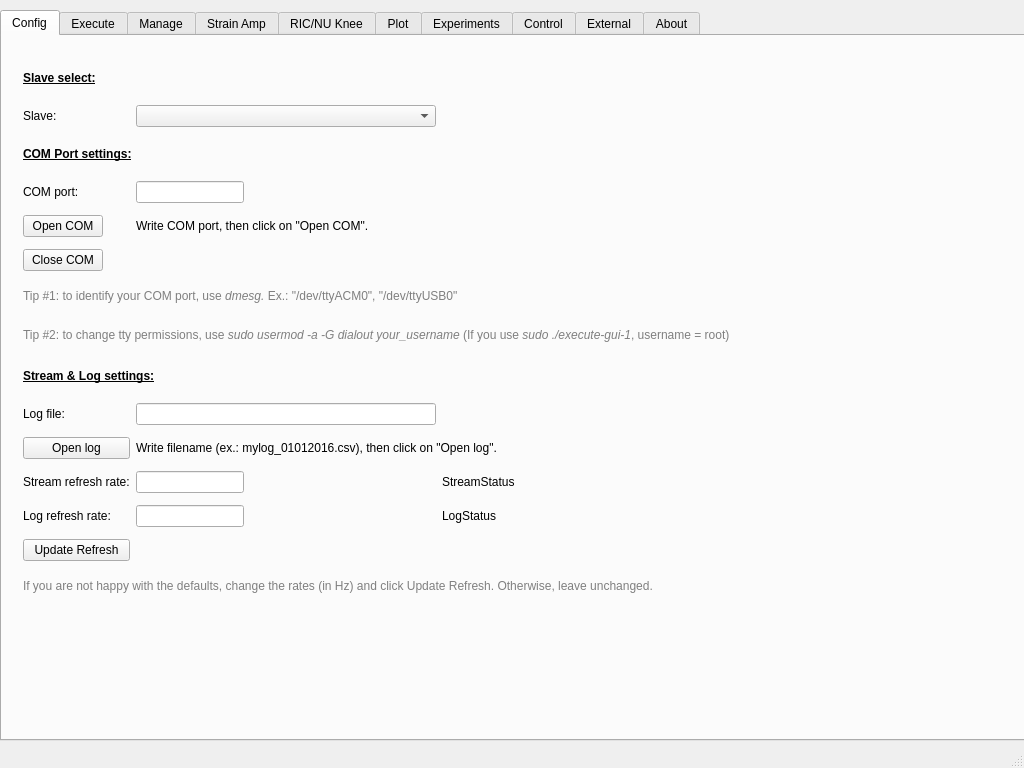
JFDuval/FlexSEA, file execute-gui-1/mainwindow.ui: the form before one commit.
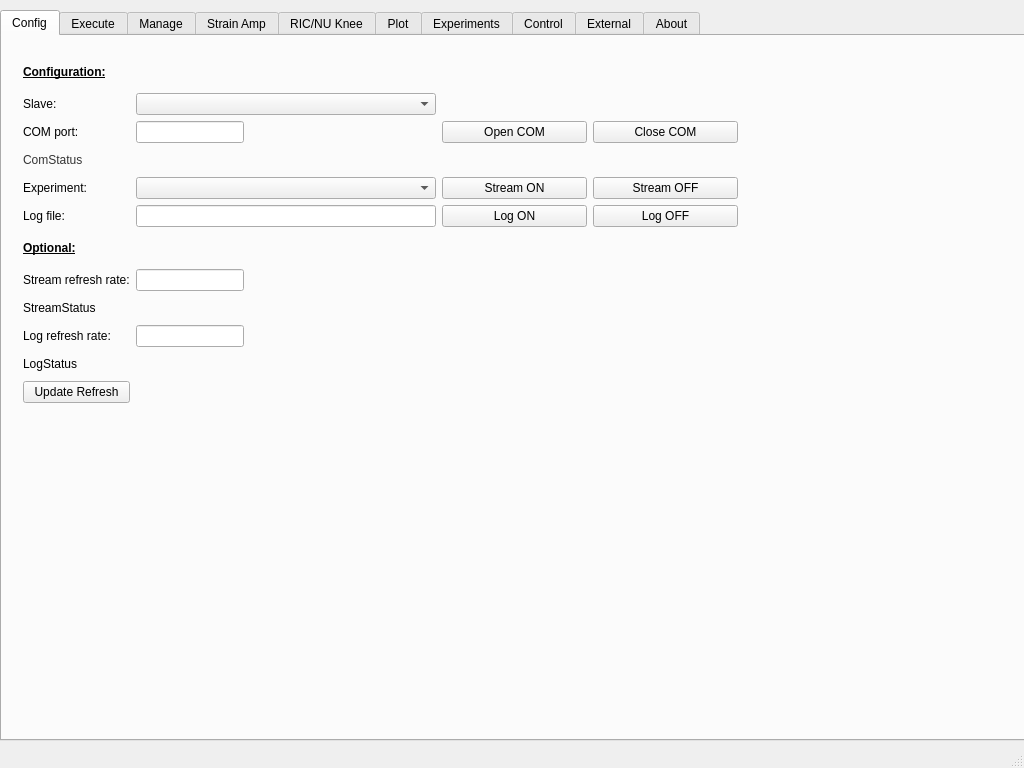
The form after the commit. The open tabs and pages were chosen to show the change. Custom widgets are drawn as their Qt base class.

Commit message: Reworking the Config tab - Work in progress

Diff of the .ui file:
```diff
--- a/execute-gui-1/mainwindow.ui
+++ b/execute-gui-1/mainwindow.ui
@@ -54,50 +54,14 @@
         <x>10</x>
         <y>10</y>
         <width>1001</width>
-        <height>581</height>
+        <height>368</height>
        </rect>
       </property>
       <layout class="QGridLayout" name="gridLayout">
        <property name="rightMargin">
         <number>0</number>
        </property>
-       <item row="10" column="1" colspan="2">
-        <widget class="QLabel" name="logStatusTxt">
-         <property name="minimumSize">
-          <size>
-           <width>0</width>
-           <height>0</height>
-          </size>
-         </property>
-         <property name="text">
-          <string>Write filename (ex.: mylog_01012016.csv), then click on &quot;Open log&quot;.</string>
-         </property>
-        </widget>
-       </item>
-       <item row="1" column="0">
-        <widget class="QLabel" name="comport_2">
-         <property name="text">
-          <string>Slave:</string>
-         </property>
-        </widget>
-       </item>
-       <item row="9" column="1">
-        <widget class="QLineEdit" name="logFileTxt">
-         <property name="sizePolicy">
-          <sizepolicy hsizetype="Fixed" vsizetype="Fixed">
-           <horstretch>0</horstretch>
-           <verstretch>0</verstretch>
-          </sizepolicy>
-         </property>
-         <property name="minimumSize">
-          <size>
-           <width>300</width>
-           <height>0</height>
-          </size>
-         </property>
-        </widget>
-       </item>
-       <item row="4" column="1" colspan="2">
+       <item row="3" column="0" colspan="4">
         <widget class="QLabel" name="comStatusTxt">
          <property name="minimumSize">
           <size>
@@ -106,40 +70,14 @@
           </size>
          </property>
          <property name="text">
-          <string>Write COM port, then click on &quot;Open COM&quot;.</string>
+          <string>&lt;html&gt;&lt;head/&gt;&lt;body&gt;&lt;p&gt;&lt;span style=&quot; color:#333333;&quot;&gt;ComStatus&lt;/span&gt;&lt;/p&gt;&lt;/body&gt;&lt;/html&gt;</string>
          </property>
         </widget>
        </item>
-       <item row="3" column="1">
-        <widget class="QLineEdit" name="comPortTxt">
-         <property name="sizePolicy">
-          <sizepolicy hsizetype="Fixed" vsizetype="Fixed">
-           <horstretch>0</horstretch>
-           <verstretch>0</verstretch>
-          </sizepolicy>
-         </property>
-         <property name="minimumSize">
-          <size>
-           <width>100</width>
-           <height>0</height>
-          </size>
-         </property>
-         <property name="toolTip">
-          <string/>
-         </property>
-        </widget>
-       </item>
-       <item row="10" column="0">
-        <widget class="QPushButton" name="openLogButton">
-         <property name="text">
-          <string>Open log</string>
-         </property>
-        </widget>
-       </item>
-       <item row="4" column="0">
+       <item row="2" column="2">
         <widget class="QPushButton" name="openComButton">
          <property name="sizePolicy">
-          <sizepolicy hsizetype="Fixed" vsizetype="Fixed">
+          <sizepolicy hsizetype="Expanding" vsizetype="Fixed">
            <horstretch>0</horstretch>
            <verstretch>0</verstretch>
           </sizepolicy>
@@ -149,17 +87,43 @@
          </property>
         </widget>
        </item>
-       <item row="9" column="0">
-        <widget class="QLabel" name="label_3">
+       <item row="4" column="3">
+        <widget class="QPushButton" name="streamOFF_master_button">
          <property name="text">
-          <string>Log file:</string>
+          <string>Stream OFF</string>
          </property>
         </widget>
        </item>
-       <item row="5" column="0">
+       <item row="11" column="0">
+        <widget class="QLabel" name="stdelaytxt">
+         <property name="text">
+          <string>Stream refresh rate:</string>
+         </property>
+        </widget>
+       </item>
+       <item row="0" column="0" colspan="2">
+        <widget class="QLabel" name="label_18">
+         <property name="sizePolicy">
+          <sizepolicy hsizetype="Preferred" vsizetype="Fixed">
+           <horstretch>0</horstretch>
+           <verstretch>0</verstretch>
+          </sizepolicy>
+         </property>
+         <property name="minimumSize">
+          <size>
+           <width>0</width>
+           <height>30</height>
+          </size>
+         </property>
+         <property name="text">
+          <string>&lt;html&gt;&lt;head/&gt;&lt;body&gt;&lt;p&gt;&lt;span style=&quot; font-weight:600; text-decoration: underline;&quot;&gt;Configuration:&lt;/span&gt;&lt;/p&gt;&lt;/body&gt;&lt;/html&gt;</string>
+         </property>
+        </widget>
+       </item>
+       <item row="2" column="3">
         <widget class="QPushButton" name="closeComButton">
          <property name="sizePolicy">
-          <sizepolicy hsizetype="Fixed" vsizetype="Fixed">
+          <sizepolicy hsizetype="Expanding" vsizetype="Fixed">
            <horstretch>0</horstretch>
            <verstretch>0</verstretch>
           </sizepolicy>
@@ -169,32 +133,10 @@
          </property>
         </widget>
        </item>
-       <item row="7" column="0" colspan="3">
-        <widget class="QLabel" name="comTip2txt">
-         <property name="sizePolicy">
-          <sizepolicy hsizetype="Preferred" vsizetype="Fixed">
-           <horstretch>0</horstretch>
-           <verstretch>0</verstretch>
-          </sizepolicy>
-         </property>
-         <property name="minimumSize">
-          <size>
-           <width>0</width>
-           <height>27</height>
-          </size>
-         </property>
-         <property name="text">
-          <string>&lt;html&gt;&lt;head/&gt;&lt;body&gt;&lt;p&gt;&lt;span style=&quot; color:#7f7f7f;&quot;&gt;Tip #2: to change tty permissions, use &lt;/span&gt;&lt;span style=&quot; font-style:italic; color:#7f7f7f;&quot;&gt;sudo usermod -a -G dialout your_username  &lt;/span&gt;&lt;span style=&quot; color:#7f7f7f;&quot;&gt;(If you use &lt;/span&gt;&lt;span style=&quot; font-style:italic; color:#7f7f7f;&quot;&gt;sudo ./execute-gui-1&lt;/span&gt;&lt;span style=&quot; color:#7f7f7f;&quot;&gt;, username = root)&lt;/span&gt;&lt;/p&gt;&lt;/body&gt;&lt;/html&gt;</string>
-         </property>
-         <property name="textInteractionFlags">
-          <set>Qt::LinksAccessibleByMouse|Qt::TextSelectableByMouse</set>
-         </property>
-        </widget>
-       </item>
-       <item row="3" column="0">
-        <widget class="QLabel" name="comport">
-         <property name="text">
-          <string>COM port:</string>
+       <item row="4" column="1">
+        <widget class="QComboBox" name="StreamSelectComboBox">
+         <property name="currentText">
+          <string/>
          </property>
         </widget>
        </item>
@@ -205,173 +147,90 @@
          </property>
         </widget>
        </item>
-       <item row="6" column="0" colspan="3">
-        <widget class="QLabel" name="comTip1txt">
-         <property name="sizePolicy">
-          <sizepolicy hsizetype="Preferred" vsizetype="Fixed">
-           <horstretch>0</horstretch>
-           <verstretch>0</verstretch>
-          </sizepolicy>
-         </property>
-         <property name="minimumSize">
-          <size>
-           <width>0</width>
-           <height>27</height>
-          </size>
-         </property>
-         <property name="text">
-          <string>&lt;html&gt;&lt;head/&gt;&lt;body&gt;&lt;p&gt;&lt;span style=&quot; color:#7f7f7f;&quot;&gt;Tip #1: to identify your COM port, use &lt;/span&gt;&lt;span style=&quot; font-style:italic; color:#7f7f7f;&quot;&gt;dmesg. &lt;/span&gt;&lt;span style=&quot; color:#7f7f7f;&quot;&gt;Ex.: &amp;quot;/dev/ttyACM0&amp;quot;, &amp;quot;/dev/ttyUSB0&amp;quot;&lt;/span&gt;&lt;/p&gt;&lt;/body&gt;&lt;/html&gt;</string>
-         </property>
-         <property name="textInteractionFlags">
-          <set>Qt::LinksAccessibleByMouse|Qt::TextSelectableByKeyboard|Qt::TextSelectableByMouse</set>
-         </property>
-        </widget>
-       </item>
-       <item row="2" column="0" colspan="2">
-        <widget class="QLabel" name="label_19">
-         <property name="sizePolicy">
-          <sizepolicy hsizetype="Preferred" vsizetype="Fixed">
-           <horstretch>0</horstretch>
-           <verstretch>0</verstretch>
-          </sizepolicy>
-         </property>
-         <property name="minimumSize">
-          <size>
-           <width>0</width>
-           <height>30</height>
-          </size>
-         </property>
-         <property name="text">
-          <string>&lt;html&gt;&lt;head/&gt;&lt;body&gt;&lt;p&gt;&lt;span style=&quot; font-weight:600; text-decoration: underline;&quot;&gt;COM Port settings:&lt;/span&gt;&lt;/p&gt;&lt;/body&gt;&lt;/html&gt;</string>
-         </property>
-        </widget>
-       </item>
-       <item row="0" column="0" colspan="2">
-        <widget class="QLabel" name="label_18">
-         <property name="sizePolicy">
-          <sizepolicy hsizetype="Preferred" vsizetype="Fixed">
-           <horstretch>0</horstretch>
-           <verstretch>0</verstretch>
-          </sizepolicy>
-         </property>
-         <property name="minimumSize">
-          <size>
-           <width>0</width>
-           <height>30</height>
-          </size>
-         </property>
-         <property name="text">
-          <string>&lt;html&gt;&lt;head/&gt;&lt;body&gt;&lt;p&gt;&lt;span style=&quot; font-weight:600; text-decoration: underline;&quot;&gt;Slave select:&lt;/span&gt;&lt;/p&gt;&lt;/body&gt;&lt;/html&gt;</string>
-         </property>
-        </widget>
-       </item>
-       <item row="11" column="0">
-        <widget class="QLabel" name="stdelaytxt">
-         <property name="text">
-          <string>Stream refresh rate:</string>
-         </property>
-        </widget>
-       </item>
-       <item row="12" column="1">
-        <widget class="QLineEdit" name="logRefreshTxt">
-         <property name="sizePolicy">
-          <sizepolicy hsizetype="Fixed" vsizetype="Fixed">
-           <horstretch>0</horstretch>
-           <verstretch>0</verstretch>
-          </sizepolicy>
-         </property>
-         <property name="minimumSize">
-          <size>
-           <width>100</width>
-           <height>0</height>
-          </size>
-         </property>
-         <property name="toolTip">
-          <string/>
-         </property>
-         <property name="alignment">
-          <set>Qt::AlignRight|Qt::AlignTrailing|Qt::AlignVCenter</set>
-         </property>
-        </widget>
-       </item>
-       <item row="13" column="0">
+       <item row="15" column="0">
         <widget class="QPushButton" name="updateRefreshButton">
          <property name="text">
           <string>Update Refresh</string>
          </property>
         </widget>
        </item>
-       <item row="14" column="0" colspan="3">
-        <widget class="QLabel" name="comTip1txt_2">
-         <property name="sizePolicy">
-          <sizepolicy hsizetype="Preferred" vsizetype="Fixed">
-           <horstretch>0</horstretch>
-           <verstretch>0</verstretch>
-          </sizepolicy>
-         </property>
-         <property name="minimumSize">
-          <size>
-           <width>0</width>
-           <height>27</height>
-          </size>
-         </property>
-         <property name="text">
-          <string>&lt;html&gt;&lt;head/&gt;&lt;body&gt;&lt;p&gt;&lt;span style=&quot; color:#7f7f7f;&quot;&gt;If you are not happy with the defaults, change the rates (in Hz) and click Update Refresh. Otherwise, leave unchanged.&lt;/span&gt;&lt;/p&gt;&lt;/body&gt;&lt;/html&gt;</string>
-         </property>
-         <property name="textInteractionFlags">
-          <set>Qt::LinksAccessibleByMouse|Qt::TextSelectableByKeyboard|Qt::TextSelectableByMouse</set>
-         </property>
-        </widget>
-       </item>
-       <item row="11" column="1">
-        <widget class="QLineEdit" name="streamRefreshTxt">
-         <property name="sizePolicy">
-          <sizepolicy hsizetype="Fixed" vsizetype="Fixed">
-           <horstretch>0</horstretch>
-           <verstretch>0</verstretch>
-          </sizepolicy>
-         </property>
-         <property name="minimumSize">
-          <size>
-           <width>100</width>
-           <height>0</height>
-          </size>
-         </property>
-         <property name="toolTip">
-          <string/>
-         </property>
-         <property name="alignment">
-          <set>Qt::AlignRight|Qt::AlignTrailing|Qt::AlignVCenter</set>
-         </property>
-        </widget>
-       </item>
-       <item row="12" column="0">
+       <item row="13" column="0">
         <widget class="QLabel" name="stdelaytxt_2">
          <property name="text">
           <string>Log refresh rate:</string>
          </property>
         </widget>
        </item>
-       <item row="8" column="0" colspan="2">
-        <widget class="QLabel" name="label_20">
+       <item row="2" column="1">
+        <widget class="QLineEdit" name="comPortTxt">
          <property name="sizePolicy">
-          <sizepolicy hsizetype="Preferred" vsizetype="Fixed">
+          <sizepolicy hsizetype="Fixed" vsizetype="Fixed">
            <horstretch>0</horstretch>
            <verstretch>0</verstretch>
           </sizepolicy>
          </property>
          <property name="minimumSize">
           <size>
-           <width>0</width>
-           <height>30</height>
+           <width>100</width>
+           <height>0</height>
           </size>
          </property>
+         <property name="toolTip">
+          <string/>
+         </property>
+        </widget>
+       </item>
+       <item row="1" column="0">
+        <widget class="QLabel" name="comport_2">
          <property name="text">
-          <string>&lt;html&gt;&lt;head/&gt;&lt;body&gt;&lt;p&gt;&lt;span style=&quot; font-weight:600; text-decoration: underline;&quot;&gt;Stream &amp;amp; Log settings:&lt;/span&gt;&lt;/p&gt;&lt;/body&gt;&lt;/html&gt;</string>
+          <string>Slave:</string>
          </property>
         </widget>
        </item>
-       <item row="11" column="2">
+       <item row="4" column="0">
+        <widget class="QLabel" name="comport_3">
+         <property name="text">
+          <string>Experiment:</string>
+         </property>
+        </widget>
+       </item>
+       <item row="6" column="3">
+        <widget class="QPushButton" name="logOFF_master_button">
+         <property name="text">
+          <string>Log OFF</string>
+         </property>
+        </widget>
+       </item>
+       <item row="6" column="0">
+        <widget class="QLabel" name="label_3">
+         <property name="text">
+          <string>Log file:</string>
+         </property>
+        </widget>
+       </item>
+       <item row="13" column="1">
+        <widget class="QLineEdit" name="logRefreshTxt">
+         <property name="sizePolicy">
+          <sizepolicy hsizetype="Fixed" vsizetype="Fixed">
+           <horstretch>0</horstretch>
+           <verstretch>0</verstretch>
+          </sizepolicy>
+         </property>
+         <property name="minimumSize">
+          <size>
+           <width>100</width>
+           <height>0</height>
+          </size>
+         </property>
+         <property name="toolTip">
+          <string/>
+         </property>
+         <property name="alignment">
+          <set>Qt::AlignRight|Qt::AlignTrailing|Qt::AlignVCenter</set>
+         </property>
+        </widget>
+       </item>
+       <item row="12" column="0" colspan="3">
         <widget class="QLabel" name="streamRefreshStatusTxt">
          <property name="minimumSize">
           <size>
@@ -384,7 +243,101 @@
          </property>
         </widget>
        </item>
-       <item row="12" column="2">
+       <item row="2" column="0">
+        <widget class="QLabel" name="comport">
+         <property name="text">
+          <string>COM port:</string>
+         </property>
+        </widget>
+       </item>
+       <item row="6" column="2">
+        <widget class="QPushButton" name="logON_master_button">
+         <property name="text">
+          <string>Log ON</string>
+         </property>
+        </widget>
+       </item>
+       <item row="6" column="1">
+        <widget class="QLineEdit" name="logFileTxt">
+         <property name="sizePolicy">
+          <sizepolicy hsizetype="Fixed" vsizetype="Fixed">
+           <horstretch>0</horstretch>
+           <verstretch>0</verstretch>
+          </sizepolicy>
+         </property>
+         <property name="minimumSize">
+          <size>
+           <width>300</width>
+           <height>0</height>
+          </size>
+         </property>
+        </widget>
+       </item>
+       <item row="15" column="4">
+        <spacer name="horizontalSpacer_3">
+         <property name="orientation">
+          <enum>Qt::Horizontal</enum>
+         </property>
+         <property name="sizeType">
+          <enum>QSizePolicy::Fixed</enum>
+         </property>
+         <property name="sizeHint" stdset="0">
+          <size>
+           <width>275</width>
+           <height>20</height>
+          </size>
+         </property>
+        </spacer>
+       </item>
+       <item row="4" column="2">
+        <widget class="QPushButton" name="streamON_master_button">
+         <property name="text">
+          <string>Stream ON</string>
+         </property>
+        </widget>
+       </item>
+       <item row="9" column="0" colspan="2">
+        <widget class="QLabel" name="label_20">
+         <property name="sizePolicy">
+          <sizepolicy hsizetype="Preferred" vsizetype="Fixed">
+           <horstretch>0</horstretch>
+           <verstretch>0</verstretch>
+          </sizepolicy>
+         </property>
+         <property name="minimumSize">
+          <size>
+           <width>0</width>
+           <height>30</height>
+          </size>
+         </property>
+         <property name="text">
+          <string>&lt;html&gt;&lt;head/&gt;&lt;body&gt;&lt;p&gt;&lt;span style=&quot; font-weight:600; text-decoration: underline;&quot;&gt;Optional:&lt;/span&gt;&lt;/p&gt;&lt;/body&gt;&lt;/html&gt;</string>
+         </property>
+        </widget>
+       </item>
+       <item row="11" column="1">
+        <widget class="QLineEdit" name="streamRefreshTxt">
+         <property name="sizePolicy">
+          <sizepolicy hsizetype="Fixed" vsizetype="Fixed">
+           <horstretch>0</horstretch>
+           <verstretch>0</verstretch>
+          </sizepolicy>
+         </property>
+         <property name="minimumSize">
+          <size>
+           <width>100</width>
+           <height>0</height>
+          </size>
+         </property>
+         <property name="toolTip">
+          <string/>
+         </property>
+         <property name="alignment">
+          <set>Qt::AlignRight|Qt::AlignTrailing|Qt::AlignVCenter</set>
+         </property>
+        </widget>
+       </item>
+       <item row="14" column="0" colspan="3">
         <widget class="QLabel" name="logRefreshStatusTxt">
          <property name="minimumSize">
           <size>
```
Left out of the diff: 7 changed lines with no effect on the pictures. The commit also changes 4 other files.
